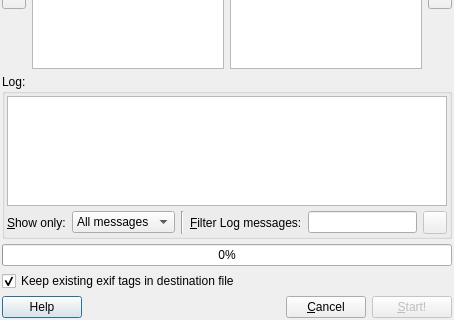
Above: forms/TransplantExifDialog.ui from LuminanceHDR/LuminanceHDR before the change; both pictures show x 0 to 454 and y 163 to 483 of the 454 by 483 pixel window. Below: the same form after it.
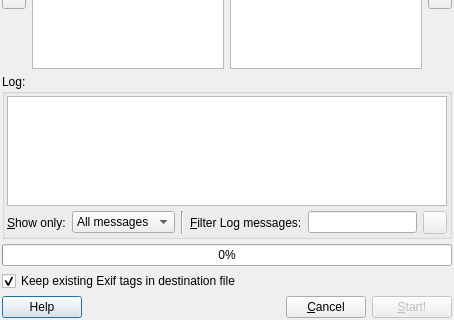
That is the form after the change. Icons and pictures are not drawn.

Diff of the .ui file:
```diff
--- a/forms/TransplantExifDialog.ui
+++ b/forms/TransplantExifDialog.ui
@@ -406,7 +406,7 @@
    <item>
     <widget class="QCheckBox" name="checkBox_dont_overwrite" >
      <property name="text" >
-      <string>Keep existing exif tags in destination file</string>
+      <string>Keep existing Exif tags in destination file</string>
      </property>
      <property name="checked" >
       <bool>true</bool>
```
Left out of the diff: 98 changed lines with no effect on the pictures.
